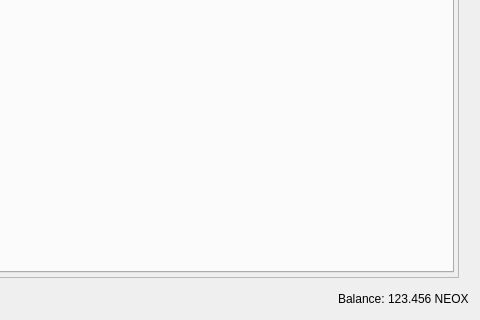
SwatticusDevelopment/Depths, file src/qt/forms/restrictedassetsdialog.ui: the form before one commit; both pictures show x 688 to 1168 and y 680 to 1000 of the 1168 by 1000 pixel window.
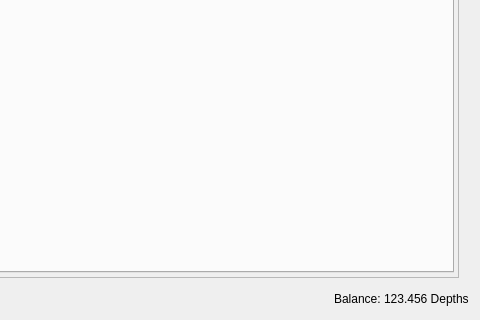
The form after the commit.

What changed in the file:
```diff
--- a/src/qt/forms/restrictedassetsdialog.ui
+++ b/src/qt/forms/restrictedassetsdialog.ui
@@ -281,7 +281,7 @@
         <cursorShape>IBeamCursor</cursorShape>
        </property>
        <property name="text">
-        <string notr="true">123.456 NEOX</string>
+        <string notr="true">123.456 Depths</string>
        </property>
        <property name="textInteractionFlags">
         <set>Qt::LinksAccessibleByMouse|Qt::TextSelectableByKeyboard|Qt::TextSelectableByMouse</set>
```
